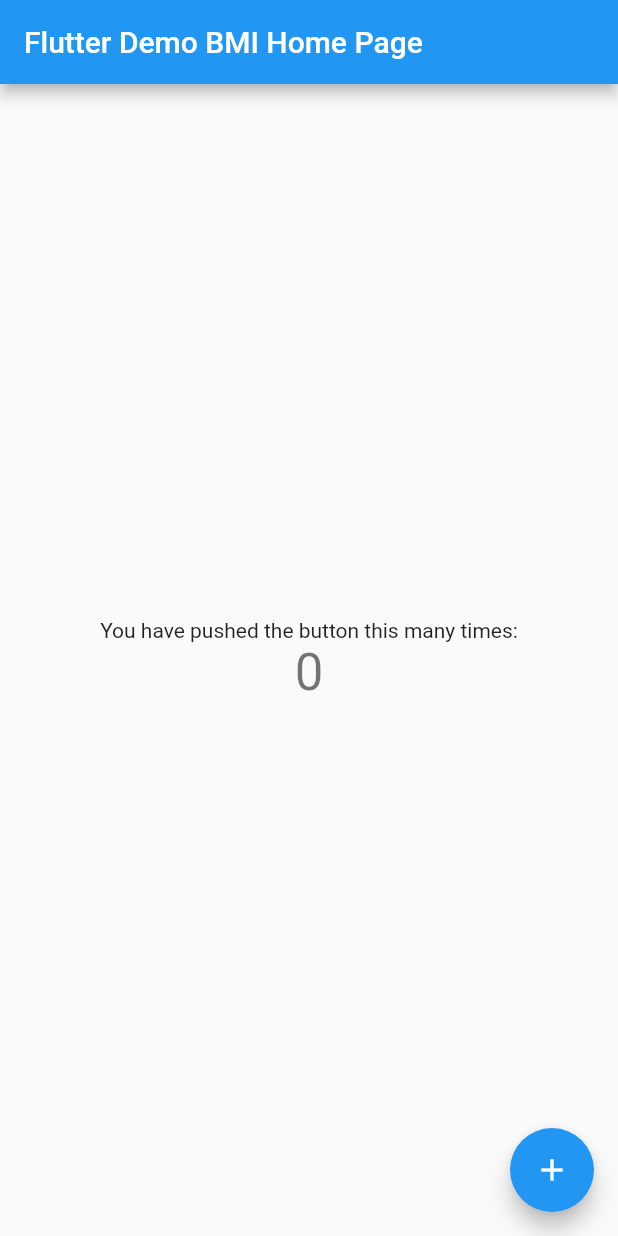
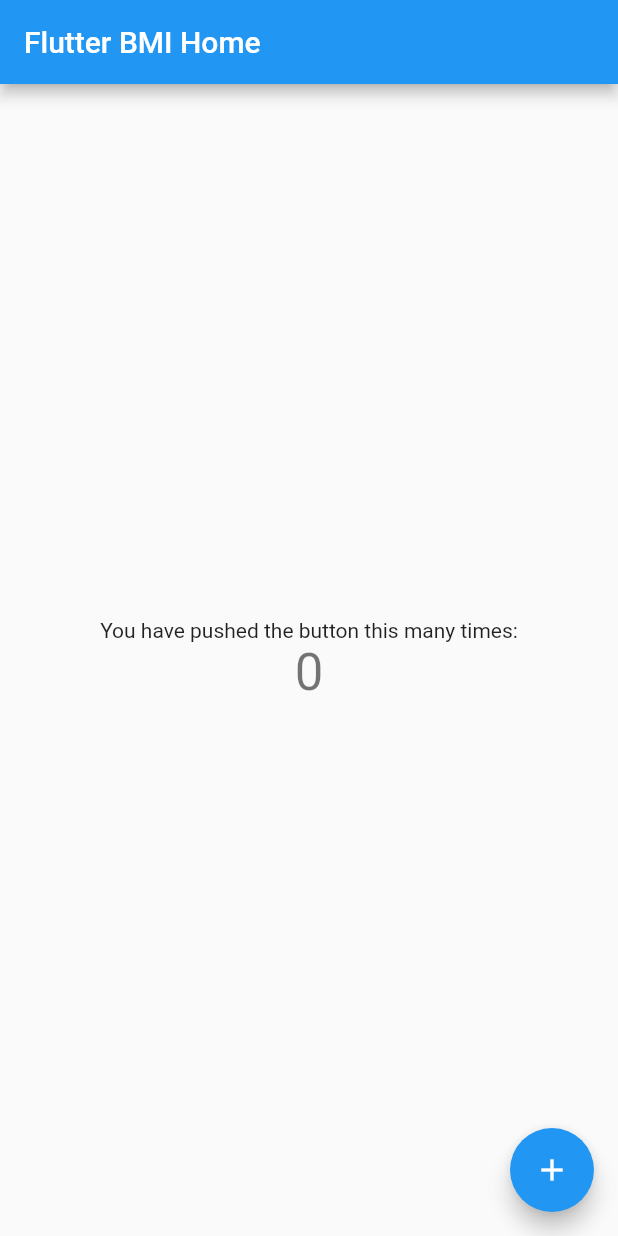
Before and after one commit to nanangkoesharwanto/test_bmi, a Flutter app: the screen it shows after launch, on a phone screen of 412 x 824 dp. Run offline on Flutter 3.47's test engine with Material 2 defaults, Android fonts, the phone set to English and light mode, and no system bars.

Commit message:
three commit

```diff
--- a/lib/main.dart
+++ b/lib/main.dart
@@ -11,7 +11,7 @@ class MyApp extends StatelessWidget {
   @override
   Widget build(BuildContext context) {
     return MaterialApp(
-      title: 'Flutter Demo BMI',
+      title: 'Flutter BMI',
       theme: ThemeData(
         // This is the theme of your application.
         //
@@ -24,7 +24,7 @@ class MyApp extends StatelessWidget {
         // is not restarted.
         primarySwatch: Colors.blue,
       ),
-      home: const MyHomePage(title: 'Flutter Demo BMI Home Page'),
+      home: const MyHomePage(title: 'Flutter BMI Home'),
     );
   }
 }
```
